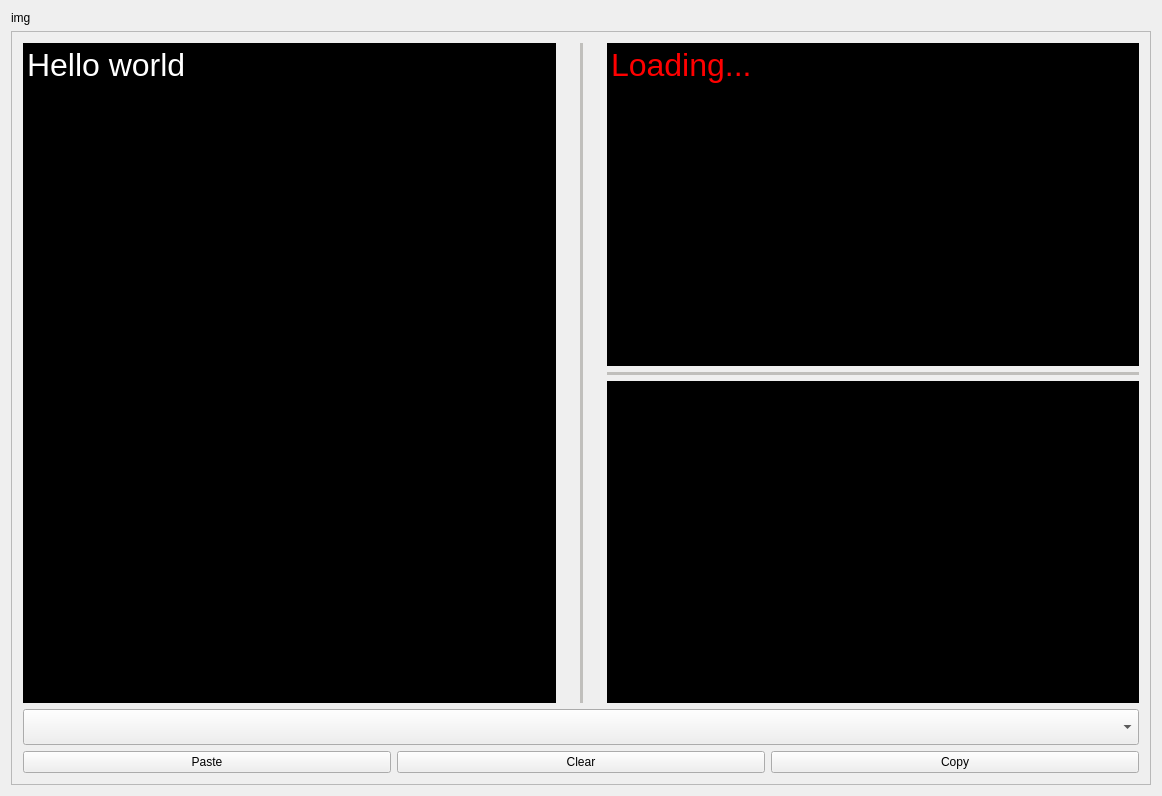
Qt form src/mainwindow.ui (maemo-leste-extras/maemo-translate) before a commit.
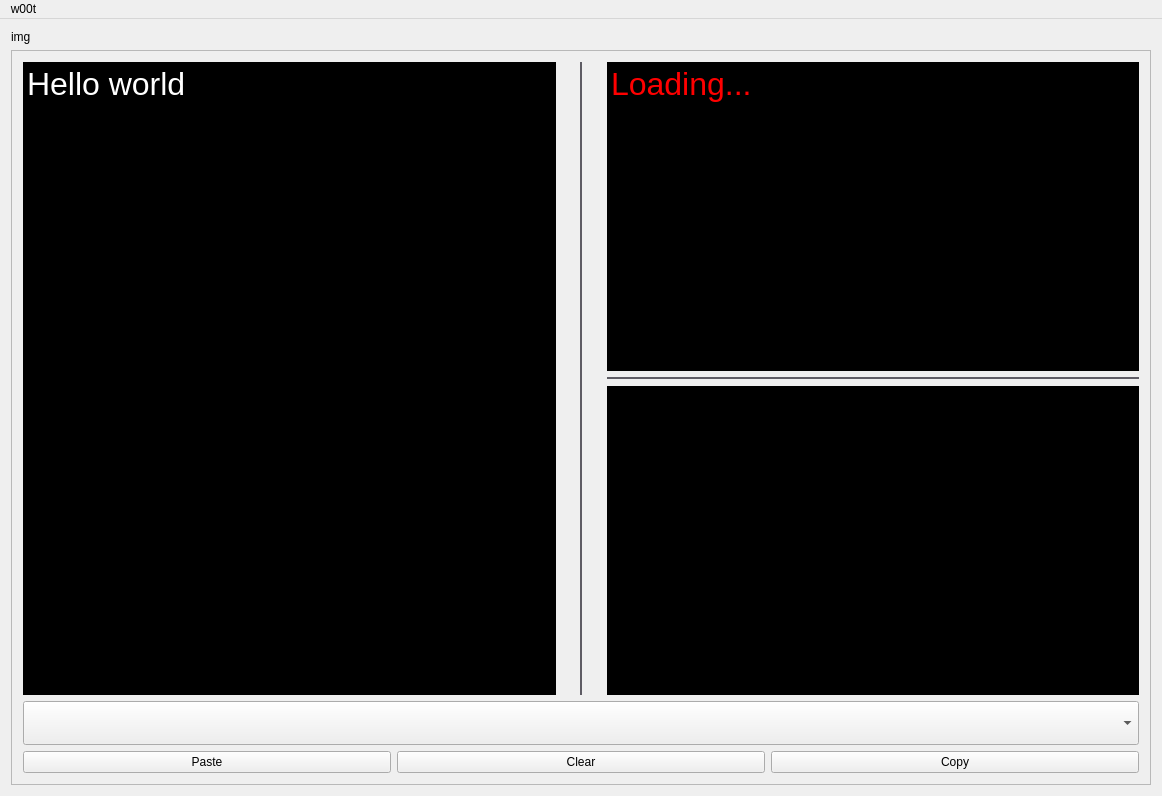
The same form after that commit. Custom widgets are drawn as their Qt base class.

Commit message: * QMenu: 'About' and 'Exit application'   * About screen   * bugfix: try to fallback to an actual available model

What changed in the file:
```diff
--- a/src/mainwindow.ui
+++ b/src/mainwindow.ui
@@ -62,7 +62,9 @@
         <widget class="QComboBox" name="langBox">
          <property name="font">
           <font>
-           <pointsize>18</pointsize>
+           <pointsize>24</pointsize>
+           <weight>50</weight>
+           <bold>false</bold>
           </font>
          </property>
         </widget>
@@ -193,9 +195,9 @@
               <colorrole role="WindowText">
                <brush brushstyle="SolidPattern">
                 <color alpha="255">
-                 <red>192</red>
-                 <green>191</green>
-                 <blue>188</blue>
+                 <red>94</red>
+                 <green>92</green>
+                 <blue>100</blue>
                 </color>
                </brush>
               </colorrole>
@@ -204,9 +206,9 @@
               <colorrole role="WindowText">
                <brush brushstyle="SolidPattern">
                 <color alpha="255">
-                 <red>192</red>
-                 <green>191</green>
-                 <blue>188</blue>
+                 <red>94</red>
+                 <green>92</green>
+                 <blue>100</blue>
                 </color>
                </brush>
               </colorrole>
@@ -228,7 +230,7 @@
             <enum>QFrame::Plain</enum>
            </property>
            <property name="lineWidth">
-            <number>4</number>
+            <number>2</number>
            </property>
            <property name="orientation">
             <enum>Qt::Vertical</enum>
@@ -357,9 +359,9 @@
                 <colorrole role="WindowText">
                  <brush brushstyle="SolidPattern">
                   <color alpha="255">
-                   <red>192</red>
-                   <green>191</green>
-                   <blue>188</blue>
+                   <red>94</red>
+                   <green>92</green>
+                   <blue>100</blue>
                   </color>
                  </brush>
                 </colorrole>
@@ -368,9 +370,9 @@
                 <colorrole role="WindowText">
                  <brush brushstyle="SolidPattern">
                   <color alpha="255">
-                   <red>192</red>
-                   <green>191</green>
-                   <blue>188</blue>
+                   <red>94</red>
+                   <green>92</green>
+                   <blue>100</blue>
                   </color>
                  </brush>
                 </colorrole>
@@ -392,7 +394,7 @@
               <enum>QFrame::Plain</enum>
              </property>
              <property name="lineWidth">
-              <number>4</number>
+              <number>2</number>
              </property>
              <property name="orientation">
               <enum>Qt::Horizontal</enum>
@@ -407,9 +409,9 @@
                 <colorrole role="Text">
                  <brush brushstyle="SolidPattern">
                   <color alpha="255">
-                   <red>255</red>
-                   <green>255</green>
-                   <blue>255</blue>
+                   <red>192</red>
+                   <green>191</green>
+                   <blue>188</blue>
                   </color>
                  </brush>
                 </colorrole>
@@ -436,9 +438,9 @@
                 <colorrole role="Text">
                  <brush brushstyle="SolidPattern">
                   <color alpha="255">
-                   <red>255</red>
-                   <green>255</green>
-                   <blue>255</blue>
+                   <red>192</red>
+                   <green>191</green>
+                   <blue>188</blue>
                   </color>
                  </brush>
                 </colorrole>
@@ -494,7 +496,7 @@
              </property>
              <property name="font">
               <font>
-               <pointsize>24</pointsize>
+               <pointsize>18</pointsize>
               </font>
              </property>
              <property name="frameShape">
@@ -542,6 +544,34 @@
     </item>
    </layout>
   </widget>
+  <widget class="QMenuBar" name="menuBar">
+   <property name="geometry">
+    <rect>
+     <x>0</x>
+     <y>0</y>
+     <width>1162</width>
+     <height>22</height>
+    </rect>
+   </property>
+   <widget class="QMenu" name="menuw00t">
+    <property name="title">
+     <string>w00t</string>
+    </property>
+    <addaction name="actionAbout"/>
+    <addaction name="actionExit"/>
+   </widget>
+   <addaction name="menuw00t"/>
+  </widget>
+  <action name="actionAbout">
+   <property name="text">
+    <string>About</string>
+   </property>
+  </action>
+  <action name="actionExit">
+   <property name="text">
+    <string>Exit</string>
+   </property>
+  </action>
  </widget>
  <layoutdefault spacing="6" margin="11"/>
  <customwidgets>
```
The commit also changes 9 other files.
